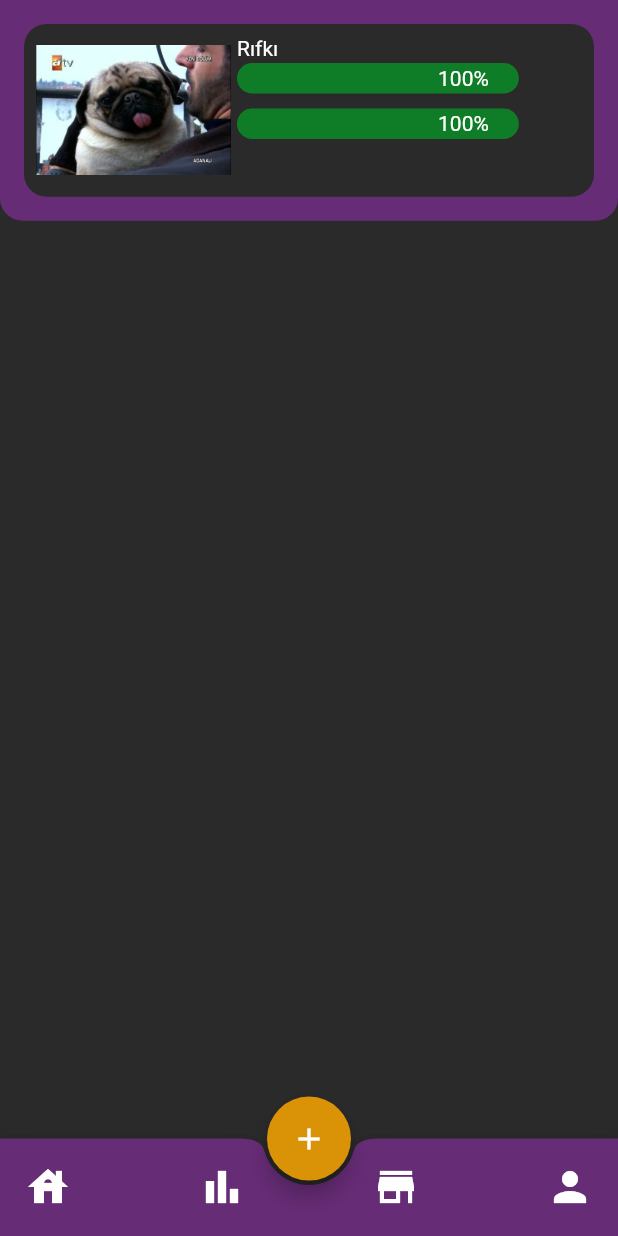
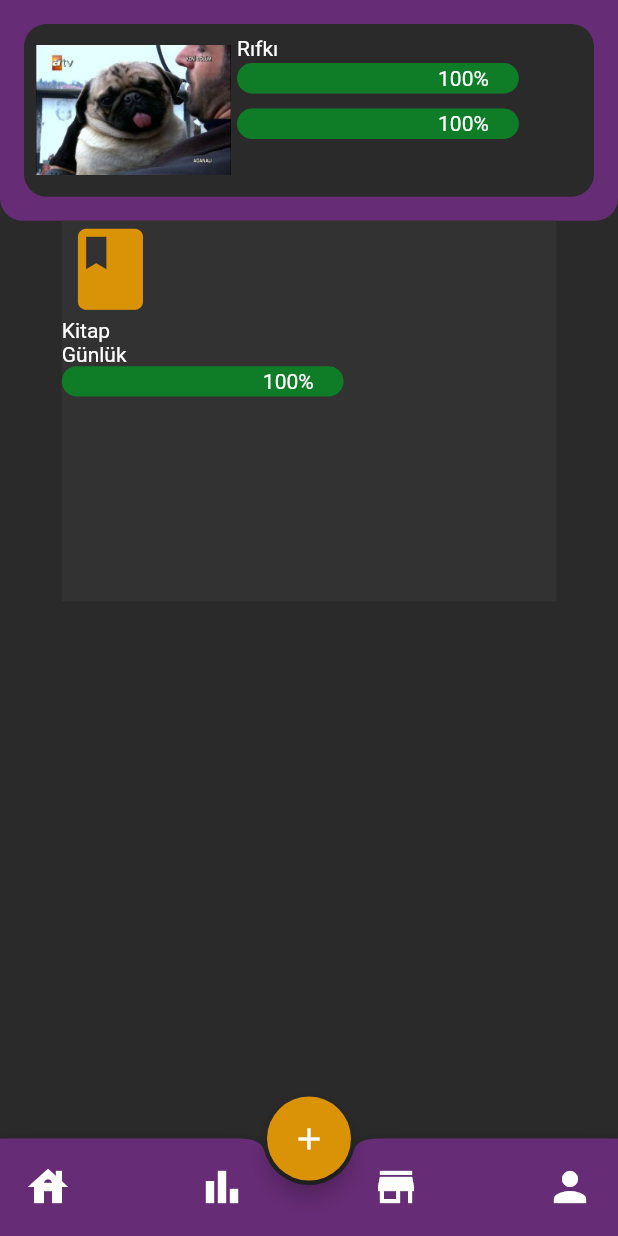
Before and after one commit to cangurdev/PanOut, a Flutter app: the screen it shows after launch, on a phone screen of 412 x 824 dp. Run offline on Flutter 3.47's test engine with Material 2 defaults, Android fonts, the phone set to English and light mode, and no system bars.

Commit message:
edited home card

```diff
--- a/lib/views/home_view.dart
+++ b/lib/views/home_view.dart
@@ -3,6 +3,7 @@ import 'package:pan_out/theme/size_config.dart';
 
 //import widgets
 import 'package:pan_out/widgets/button/Fab.dart';
+import 'package:pan_out/widgets/card/home_card.dart';
 import 'package:pan_out/widgets/navbar/bottom_navbar.dart';
 import 'package:pan_out/widgets/navbar/home_navbar.dart';
 
@@ -19,6 +20,7 @@ class Home extends StatelessWidget {
         child: Column(
           children: [
             HomeNavbar(),
+            HomeCard(),
           ],
         ),
       ),
--- a/lib/widgets/card/home_card.dart
+++ b/lib/widgets/card/home_card.dart
@@ -1,10 +1,41 @@
 import 'package:flutter/material.dart';
+import 'package:pan_out/theme/constants.dart';
+import 'package:pan_out/theme/size_config.dart';
+import 'package:pan_out/widgets/button/form_icon_button.dart';
 
 class HomeCard extends StatelessWidget {
   @override
   Widget build(BuildContext context) {
     return Container(
-
+      width: getProportionateScreenWidth(300),
+      height: getProportionateScreenHeight(250),
+      color: kGrayColor,
+      child: Column(crossAxisAlignment: CrossAxisAlignment.start, children: [
+        FormIconButton(
+          icon: Icons.book,
+          color: kIconColor,
+        ),
+        Text(
+          "Kitap",
+          style: TextStyle(color: Colors.white),
+          textAlign: TextAlign.left,
+        ),
+        Text(
+          "Günlük",
+          style: TextStyle(color: Colors.white),
+        ),
+        Container(
+          alignment: Alignment.centerRight,
+          padding: EdgeInsets.only(right: 20),
+          height: getProportionateScreenHeight(20),
+          width: getProportionateScreenWidth(171),
+          decoration: BoxDecoration(
+            borderRadius: BorderRadius.circular(30),
+            color: kGreenColor,
+          ),
+          child: Text("100%", style: TextStyle(color: Colors.white)),
+        ),
+      ]),
     );
   }
 }
```
